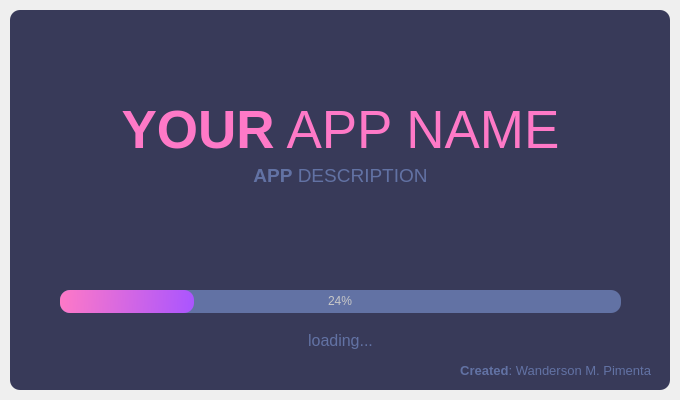
Before: the Qt Designer form mdpertool/gui/splash_screen.ui in Bio-Otto/MDPerTool_GUI, drawn with Qt 5.
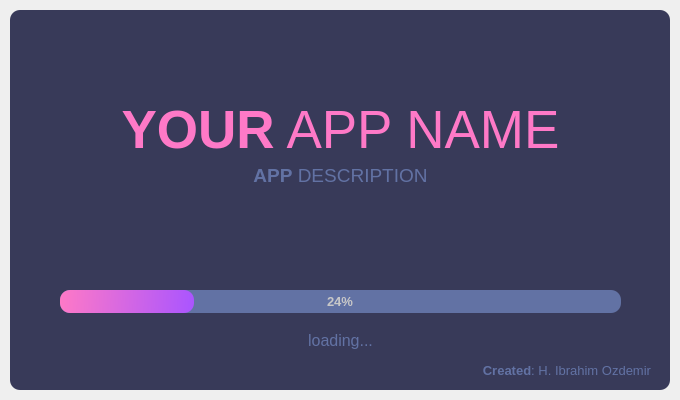
After: the same form once the commit is applied.

```diff
--- a/mdpertool/gui/splash_screen.ui
+++ b/mdpertool/gui/splash_screen.ui
@@ -104,6 +104,14 @@
          <height>23</height>
         </rect>
        </property>
+       <property name="font">
+        <font>
+         <family>Segoe UI</family>
+         <pointsize>10</pointsize>
+         <weight>75</weight>
+         <bold>true</bold>
+        </font>
+       </property>
        <property name="styleSheet">
         <string notr="true">QProgressBar {
 	
@@ -166,7 +174,7 @@
         <string notr="true">color: rgb(98, 114, 164);</string>
        </property>
        <property name="text">
-        <string>&lt;strong&gt;Created&lt;/strong&gt;: Wanderson M. Pimenta</string>
+        <string>&lt;strong&gt;Created&lt;/strong&gt;: H. Ibrahim Ozdemir</string>
        </property>
        <property name="alignment">
         <set>Qt::AlignRight|Qt::AlignTrailing|Qt::AlignVCenter</set>
```
